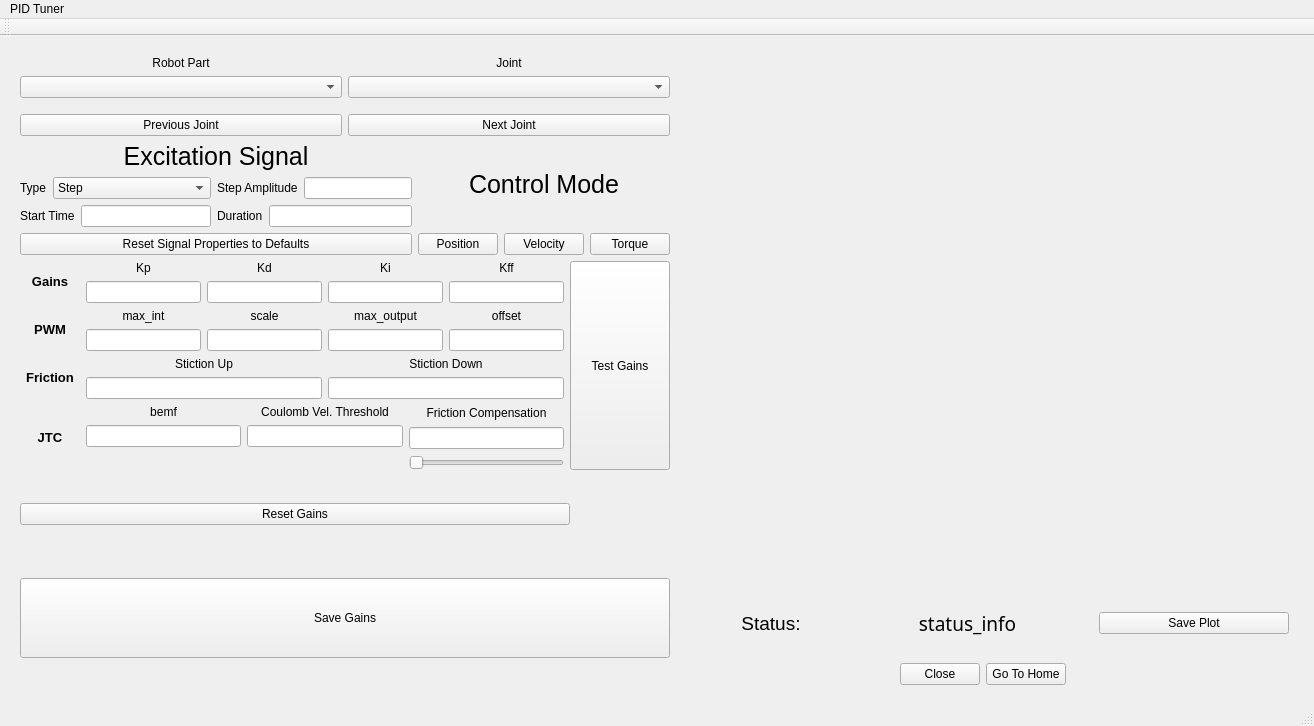
First picture: the form in src/guiModule/mainwindow.ui, repository rlober/pidTuner, before the edit.
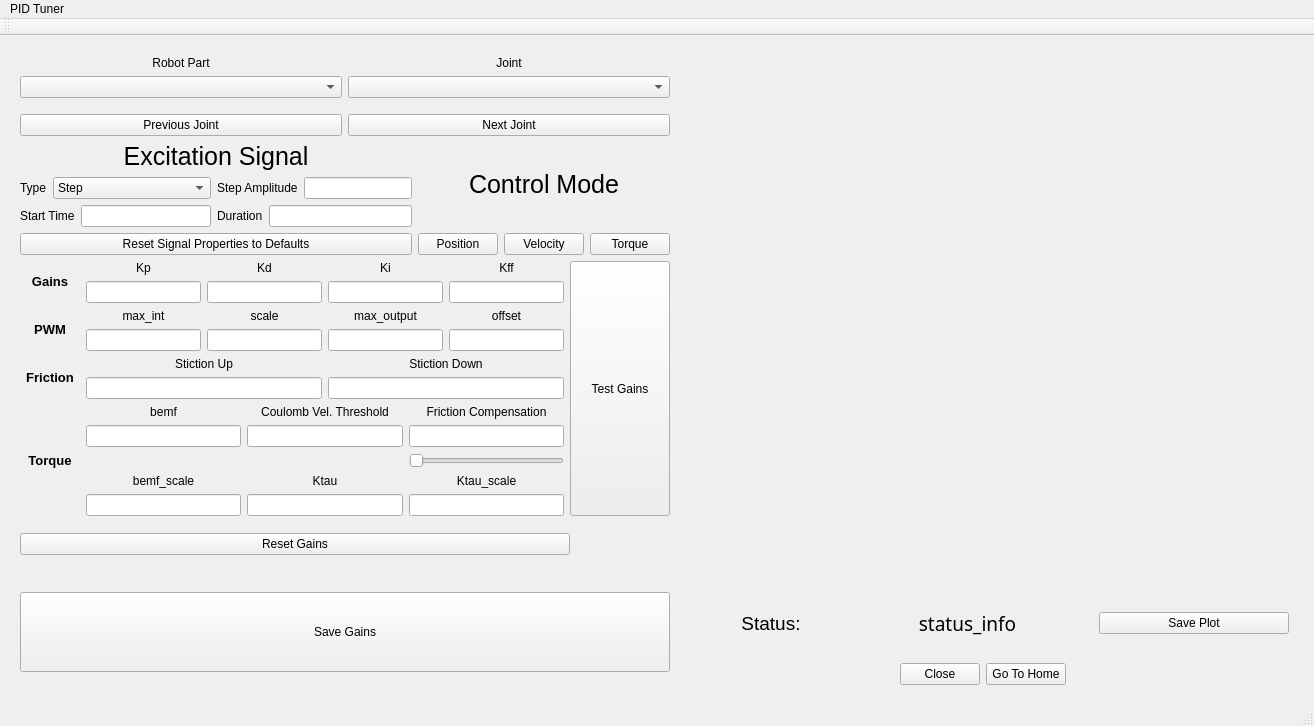
Second picture: the form after the edit. Custom widgets are drawn as their Qt base class.

Commit message: GenericPid implemented on both the controller and gui side.

The edit to the form file:
```diff
--- a/src/guiModule/mainwindow.ui
+++ b/src/guiModule/mainwindow.ui
@@ -619,7 +619,7 @@
                   </font>
                  </property>
                  <property name="text">
-                  <string>JTC</string>
+                  <string>Torque</string>
                  </property>
                  <property name="textFormat">
                   <enum>Qt::RichText</enum>
@@ -657,6 +657,19 @@
                    </property>
                   </spacer>
                  </item>
+                 <item>
+                  <widget class="QLabel" name="bemf_scale_label">
+                   <property name="text">
+                    <string>bemf_scale</string>
+                   </property>
+                   <property name="alignment">
+                    <set>Qt::AlignCenter</set>
+                   </property>
+                  </widget>
+                 </item>
+                 <item>
+                  <widget class="QLineEdit" name="bemf_scale_in"/>
+                 </item>
                 </layout>
                </item>
                <item>
@@ -687,6 +700,19 @@
                    </property>
                   </spacer>
                  </item>
+                 <item>
+                  <widget class="QLabel" name="ktau_label">
+                   <property name="text">
+                    <string>Ktau</string>
+                   </property>
+                   <property name="alignment">
+                    <set>Qt::AlignCenter</set>
+                   </property>
+                  </widget>
+                 </item>
+                 <item>
+                  <widget class="QLineEdit" name="ktau_in"/>
+                 </item>
                 </layout>
                </item>
                <item>
@@ -717,6 +743,19 @@
                    </property>
                   </widget>
                  </item>
+                 <item>
+                  <widget class="QLabel" name="ktau_scale_label">
+                   <property name="text">
+                    <string>Ktau_scale</string>
+                   </property>
+                   <property name="alignment">
+                    <set>Qt::AlignCenter</set>
+                   </property>
+                  </widget>
+                 </item>
+                 <item>
+                  <widget class="QLineEdit" name="ktau_scale_in"/>
+                 </item>
                 </layout>
                </item>
               </layout>
```
The commit also changes 5 other files.
